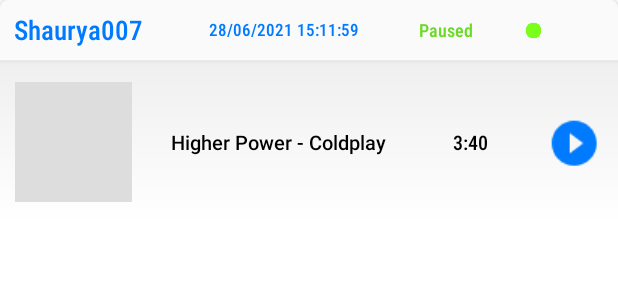
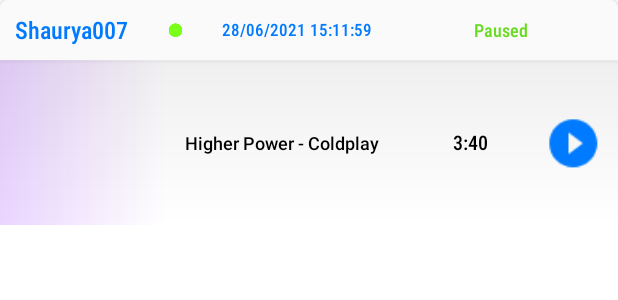
Before and after one commit to arpitmx/Sigmo-Android, an Android app: the layout list_item.xml on its own in the app's theme, with its tools: preview values and no code run, on a phone screen of 412 x 824 dp. Shown: the top 300 px of the screen. Run offline under Robolectric (Android 15) with nearby library versions, the phone set to English and light mode, and no system bars.

Commit message:
Solved nwe problem bug

```diff
--- a/app/src/main/java/com/bitpolarity/spotifytestapp/DB_Handler.java
+++ b/app/src/main/java/com/bitpolarity/spotifytestapp/DB_Handler.java
@@ -47,9 +47,6 @@ public class DB_Handler {
         formatter = new SimpleDateFormat("dd/MM/yyyy HH:mm:ss");
         firebaseDatabase = FirebaseDatabase.getInstance();
         ref = firebaseDatabase.getReference();
-
-
-
     }
 
 
--- /dev/null
+++ b/app/src/main/res/drawable/gradient_overlay.xml
@@ -0,0 +1,8 @@
+<?xml version="1.0" encoding="utf-8"?>
+<shape android:shape="rectangle"
+    xmlns:android="http://schemas.android.com/apk/res/android">
+    <gradient
+        android:startColor="#2A8000FF"
+        android:endColor="#00000000"
+        android:angle="0"/>
+</shape>
--- a/app/src/main/res/layout/list_item.xml
+++ b/app/src/main/res/layout/list_item.xml
@@ -1,11 +1,12 @@
 <?xml version="1.0" encoding="utf-8"?>
 
 <LinearLayout xmlns:android="http://schemas.android.com/apk/res/android"
+    xmlns:app="http://schemas.android.com/apk/res-auto"
+    xmlns:tools="http://schemas.android.com/tools"
     android:layout_width="match_parent"
     android:layout_height="wrap_content"
     android:elevation="1dp"
     android:orientation="vertical"
-
 
     >
 
@@ -29,29 +30,58 @@
 
             >
 
+            <androidx.constraintlayout.widget.ConstraintLayout
+                android:layout_width="wrap_content"
+                android:layout_height="match_parent"
+               >
 
                 <TextView
                     android:id="@+id/username"
-                android:layout_width="0dp"
-                android:layout_weight="3"
-
+                    android:layout_width="wrap_content"
                     android:layout_height="match_parent"
                     android:fontFamily="sans-serif-condensed-medium"
-                android:textColor="@color/s_blue"
-                android:textSize="18sp"
                     android:gravity="center_vertical"
                     android:minHeight="?android:attr/listPreferredItemHeightSmall"
-                android:paddingStart="9dp"
+                    android:paddingStart="10dp"
                     android:paddingEnd="?android:attr/listPreferredItemPaddingEnd"
                     android:text="Shaurya007"
-                android:textAppearance="?android:attr/textAppearanceListItemSmall" />
+                    android:textAppearance="?android:attr/textAppearanceListItemSmall"
+                    android:textColor="@color/s_blue"
+                    android:textSize="16sp"
+                    app:layout_constraintBottom_toBottomOf="parent"
+                    app:layout_constraintEnd_toEndOf="parent"
+                    app:layout_constraintHorizontal_bias="0.0"
+                    app:layout_constraintStart_toStartOf="parent"
+                    app:layout_constraintTop_toTopOf="parent"
+                    app:layout_constraintVertical_bias="0.0">
+
+                </TextView>
+
+                <ImageView
+                    android:id="@+id/online_status"
+                    android:layout_width="30dp"
+                    android:layout_height="0dp"
+                    android:layout_gravity="end"
+                    android:padding="4dp"
+                    android:scaleType="centerInside"
+                    android:scaleX="0.5"
+                    android:scaleY="0.5"
+                    android:src="@drawable/ongreen"
+                    app:layout_constraintBottom_toBottomOf="parent"
+                    app:layout_constraintEnd_toEndOf="parent"
+                    app:layout_constraintHorizontal_bias="1.0"
+                    app:layout_constraintStart_toEndOf="@+id/username"
+                    app:layout_constraintTop_toTopOf="parent"
+                    app:layout_constraintVertical_bias="0.0">
+
+                </ImageView>
 
 
-
+            </androidx.constraintlayout.widget.ConstraintLayout>
             <TextView
                 android:id="@+id/last_active"
                 android:layout_width="0dp"
-                android:layout_weight="3.4"
+                android:layout_weight="6"
                 android:layout_height="match_parent"
                 android:fontFamily="sans-serif-condensed-medium"
                 android:foregroundTint="@color/purple_200"
@@ -70,7 +100,7 @@
             <TextView
                 android:id="@+id/isPlayingg"
                 android:layout_width="0dp"
-                android:layout_weight="2"
+                android:layout_weight="3"
 
                 android:layout_height="match_parent"
                 android:fontFamily="sans-serif-condensed-medium"
@@ -85,19 +115,7 @@
                 android:textAppearance="?android:attr/textAppearanceListItemSmall" />
 
 
-            <ImageView
-                android:id="@+id/online_status"
-                android:layout_width="0dp"
-                android:layout_weight="0.5"
-                android:layout_height="match_parent"
-                android:padding="4dp"
-                android:layout_gravity="end"
-                android:scaleType="centerInside"
-                android:scaleY="1"
-                android:scaleX="1"
-                android:src="@drawable/ongreen">
 
-            </ImageView>
 
 
         </LinearLayout>
@@ -114,13 +132,12 @@
 
             <ImageView
                 android:id="@+id/artwork"
-                android:layout_width="0dp"
-                android:layout_weight="2"
-                android:layout_height="80dp"
+                android:layout_width="110dp"
+                android:layout_height="match_parent"
                 android:layout_gravity="center_vertical"
                 android:scaleType="fitCenter"
-                android:layout_margin="10dp"
-                android:background="@color/s_grey"
+
+                android:background="@drawable/gradient_overlay"
                 android:scaleX="1"
                 android:scaleY="1"
                 />
@@ -130,23 +147,22 @@
                 android:id="@+id/songname"
                 android:layout_width="0dp"
                 android:layout_height="match_parent"
-                android:layout_weight="4.5"
+                android:layout_weight="5.5"
                 android:fontFamily="sans-serif-medium"
-                android:gravity="center_vertical"
-                android:textColor="@color/black"
                 android:minHeight="?android:attr/listPreferredItemHeightSmall"
-                android:paddingStart="?android:attr/listPreferredItemPaddingStart"
                 android:paddingEnd="?android:attr/listPreferredItemPaddingEnd"
+                android:paddingStart="5dp"
+                android:gravity="center"
+
                 android:text="Higher Power - Coldplay"
                 android:textAppearance="?android:attr/textAppearanceListItemSmall"
-                android:textSize="13sp" />
-
-
+                android:textColor="@color/black"
+                android:textSize="12sp" />
 
             <TextView
                 android:id="@+id/songlength"
                 android:layout_width="0dp"
-                android:layout_weight="2"
+                android:layout_weight="2.5"
                 android:layout_height="match_parent"
                 android:fontFamily= "sans-serif-condensed-medium"
                 android:textSize="13dp"
@@ -162,12 +178,12 @@
             <ImageView
                 android:id="@+id/play"
                 android:layout_width="0dp"
-                android:layout_weight="1.5"
+                android:layout_weight="2"
                 android:layout_height="50dp"
                 android:layout_gravity="center_vertical"
                 android:scaleType= "centerInside"
-                android:scaleX="1.5"
-                android:scaleY="1.5"
+                android:scaleX="1.6"
+                android:scaleY="1.6"
 
                 android:elevation="10dp"
                 android:src="@drawable/ic_baseline_play_circle_filled_24" />
```
Lines whose indentation alone changed are shown as unchanged.
